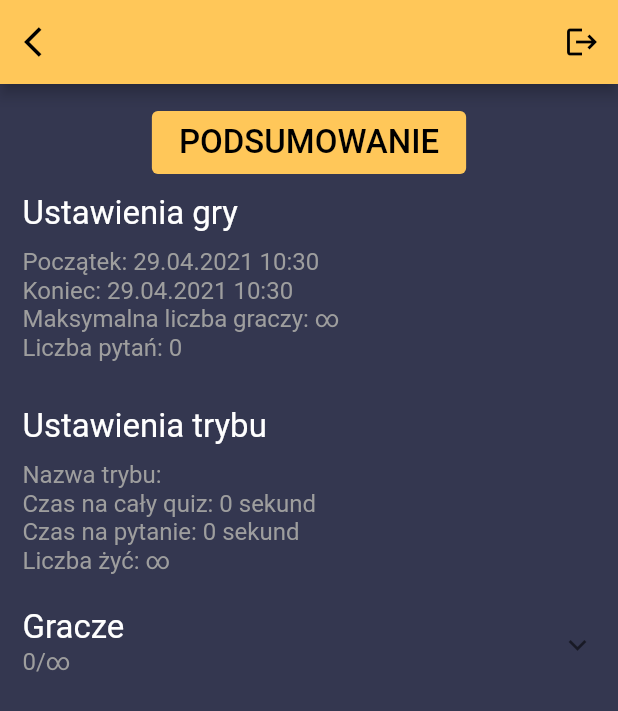
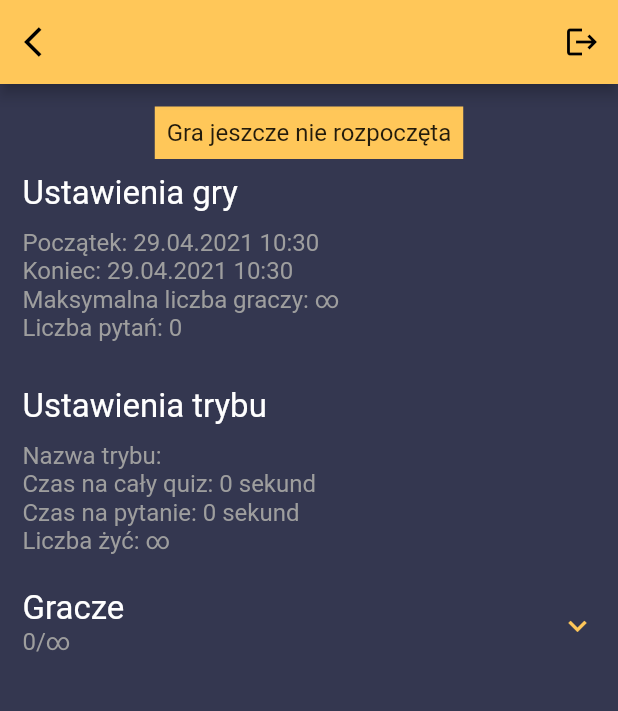
Before and after one commit to MattAszyk/Integracja.Mobile, a Flutter app: the GameDetailsBody screen opened directly with empty values, on a phone screen of 412 x 824 dp. Shown: the top 711 px of the screen. Run offline on Flutter 3.47's test engine with Material 2 defaults, Android fonts, the phone set to English and light mode, and no system bars; our stand-ins replace equatable, flutter_secure_storage, get, settings_ui; missing offline and left inert: mdi, qr_code_scanner; accounts and stored records are empty; network calls fail.

Commit message:
Game cards edit, time fix, game history answers list

```diff
--- a/integracja/lib/pages/game_details/body.dart
+++ b/integracja/lib/pages/game_details/body.dart
@@ -19,17 +19,14 @@ class GameDetailsBody extends StatelessWidget {
       DateTime start = _gameUser.game.startTime;
       DateTime end = _gameUser.game.endTime;
 
-      if (_gameUser.answeredQuestions == _gameUser.game.questionsCount ||
-          _gameUser.gameOver ||
-          now.isAfter(end)) {
+      if (now.isAfter(end)) {
         return Center(
           child: TextButton(
             onPressed: () {
               Get.to(() => GameHistory(_gameUser.game.id));
             },
             child: Padding(
-              padding:
-                  const EdgeInsets.symmetric(horizontal: 10.0, vertical: 0.0),
+              padding: EdgeInsets.symmetric(horizontal: 10.0, vertical: 0.0),
               child: Text(
                 'PODSUMOWANIE',
                 style: TextStyle(
@@ -49,8 +46,20 @@ class GameDetailsBody extends StatelessWidget {
             ),
           ),
         );
-      } else if (now.isBefore(start)) {
-        return Container();
+      } else if (now.isAfter(start) && now.isBefore(end)) {
+        if ((_gameUser.answeredQuestions == _gameUser.game.questionsCount ||
+            _gameUser.gameOver)) {
+          return Center(
+            child: Container(
+              color: primaryColor,
+              padding: EdgeInsets.all(8.0),
+              child: Text(
+                'Poczekaj do końca gry aby wyświetlić podsumowanie',
+                style: TextStyle(fontSize: textDefaultSize),
+                textAlign: TextAlign.center,
+              ),
+            ),
+          );
         } else {
           return Center(
             child: TextButton(
@@ -58,8 +67,7 @@ class GameDetailsBody extends StatelessWidget {
                 Get.off(() => Play(_gameUser));
               },
               child: Padding(
-              padding:
-                  const EdgeInsets.symmetric(horizontal: 10.0, vertical: 0.0),
+                padding: EdgeInsets.symmetric(horizontal: 10.0, vertical: 0.0),
                 child: Text(
                   'GRAJ',
                   style: TextStyle(
@@ -76,6 +84,19 @@ class GameDetailsBody extends StatelessWidget {
                   }
                   return primaryColor;
                 }),
+              ),
+            ),
+          );
+        }
+      } else {
+        return Center(
+          child: Container(
+            color: primaryColor,
+            padding: EdgeInsets.all(8.0),
+            child: Text(
+              'Gra jeszcze nie rozpoczęta',
+              style: TextStyle(fontSize: textDefaultSize),
+              textAlign: TextAlign.center,
             ),
           ),
         );
--- a/integracja/lib/pages/game_details/body_players.dart
+++ b/integracja/lib/pages/game_details/body_players.dart
@@ -4,15 +4,14 @@ import 'package:integracja/utils/constrains.dart';
 
 class GameDetailsBodyPlayers extends StatelessWidget {
   final GameUser game;
-  String _maxPlayers;
-  GameDetailsBodyPlayers(this.game) {
-    _maxPlayers = (game.game.maxPlayersCount == 0)
-        ? '∞'
-        : game.game.maxPlayersCount.toString();
-  }
+  GameDetailsBodyPlayers(this.game);
 
   @override
   Widget build(BuildContext context) {
+    String _maxPlayers = (game.game.maxPlayersCount == 0)
+        ? '∞'
+        : game.game.maxPlayersCount.toString();
+
     return ExpansionTile(
       tilePadding: const EdgeInsets.all(0),
       title: Text(
@@ -21,6 +20,10 @@ class GameDetailsBodyPlayers extends StatelessWidget {
           fontSize: textBigSize,
           color: Colors.white,
         ),
+      ),
+      trailing: Icon(
+        Icons.keyboard_arrow_down,
+        color: primaryColor,
       ),
       subtitle: Text(
         "${game.game.players.length.toString()}/$_maxPlayers",
```
Also changed, not shown: integracja/lib/pages/archives/archived_games.dart (+15 -3 lines), integracja/lib/pages/archives/archives.dart (+17 -0 lines), integracja/lib/pages/common/game_card.dart (+53 -34 lines), integracja/lib/pages/game_history/game_history.dart (+37 -9 lines), integracja/lib/pages/home_page/active_games.dart (+15 -3 lines), integracja/lib/pages/home_page/home_page.dart (+17 -0 lines), integracja/lib/utils/constrains.dart (+50 -0 lines). Lines whose indentation alone changed are shown as unchanged.
